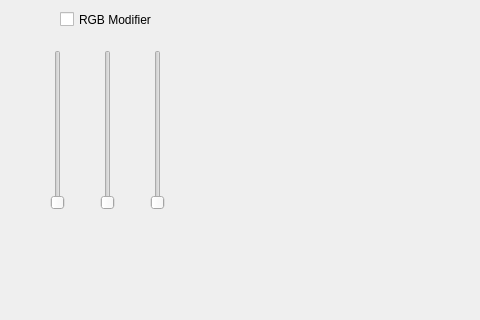
The window that src/ui/widget.ui (riedj1/CPP_Project) describes before a commit, drawn with Qt 5; both pictures show x 0 to 480 and y 480 to 800 of the 1200 by 800 pixel window.
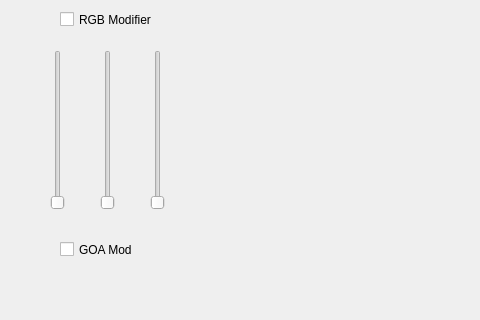
The same window after the commit.

What changed in the file:
```diff
--- a/src/ui/widget.ui
+++ b/src/ui/widget.ui
@@ -177,6 +177,19 @@
     <enum>Qt::Vertical</enum>
    </property>
   </widget>
+  <widget class="QCheckBox" name="checkBox_GOA_Mode">
+   <property name="geometry">
+    <rect>
+     <x>60</x>
+     <y>720</y>
+     <width>72</width>
+     <height>19</height>
+    </rect>
+   </property>
+   <property name="text">
+    <string>GOA Mode</string>
+   </property>
+  </widget>
  </widget>
  <layoutdefault spacing="6" margin="11"/>
  <resources/>
```
